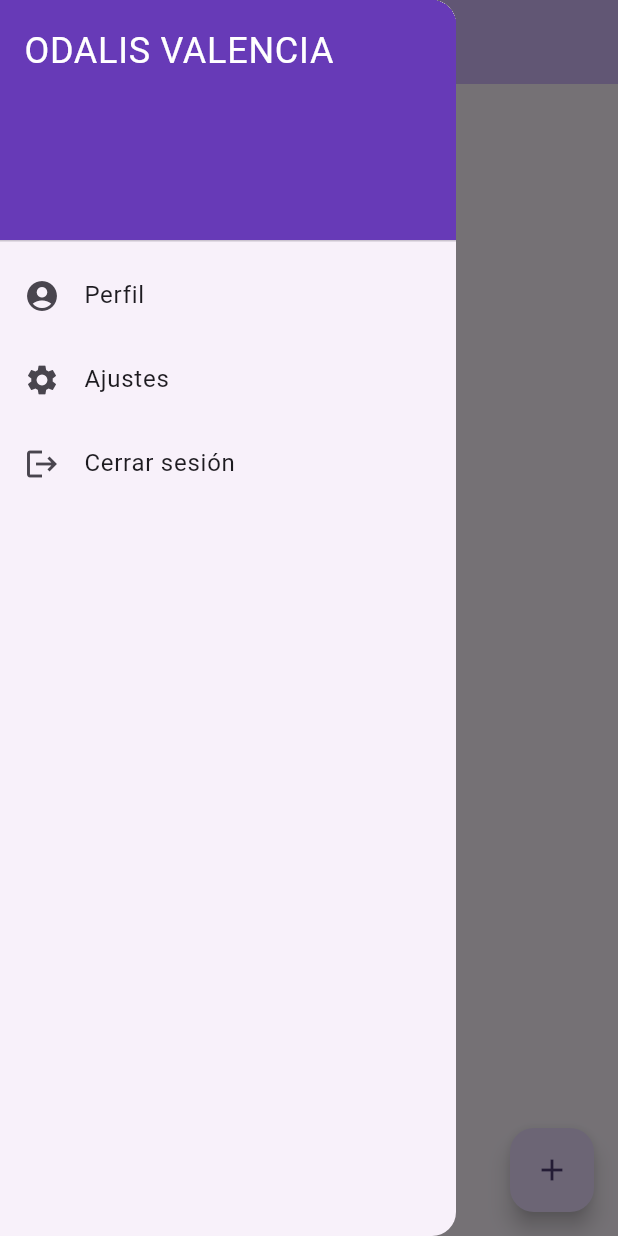
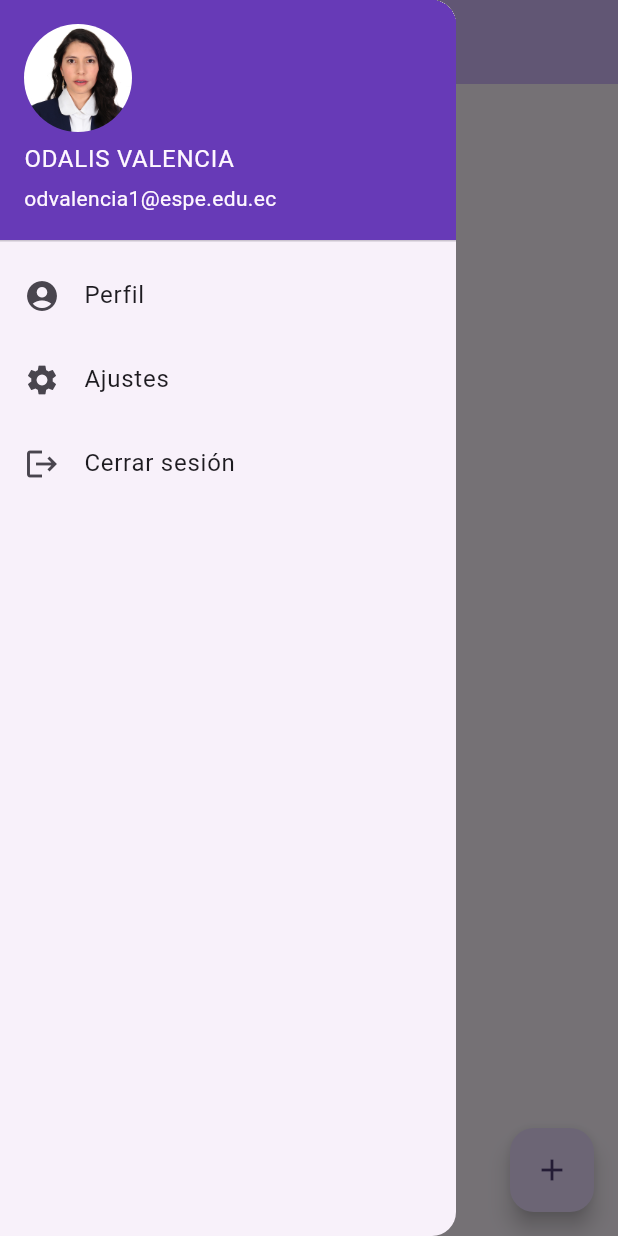
Before and after one commit to odvalencia/flutter_app, a Flutter app: the screen it shows after launch, with the side drawer open, on a phone screen of 412 x 824 dp. Run offline on Flutter 3.47's test engine with Material 2 defaults, Android fonts, the phone set to English and light mode, and no system bars.

Commit message:
feat: add the UserAccountsDrawerHeader

```diff
--- a/lib/main.dart
+++ b/lib/main.dart
@@ -73,34 +73,33 @@ class _MyHomePageState extends State<MyHomePage> {
       drawer: Drawer(
         child: ListView(
           padding: EdgeInsets.zero,
-          children: const <Widget>[
-            DrawerHeader(
-              decoration: BoxDecoration(
-                color:  Colors.deepPurple,
+          children: <Widget>[
+            UserAccountsDrawerHeader(
+              decoration: const  BoxDecoration(
+                color: Colors.deepPurple,
               ),
-              child: Text(
-                'ODALIS VALENCIA',
-                style: TextStyle(
-                  color: Colors.white,
-                  fontSize: 24,
-                ),
-              ),
+              accountEmail: const Text("odvalencia1@espe.edu.ec"),
+              accountName: const  Text("ODALIS VALENCIA"),
+              currentAccountPicture: ClipRRect(
+                borderRadius: BorderRadius.circular(80),
+                child:Image.asset("assets/ODALISVALENCIA.jpg"),)
             ),
-            ListTile(
+            const  ListTile(
               leading: Icon(Icons.account_circle),
               title: Text('Perfil'),
             ),
-            ListTile(
+            const  ListTile(
               leading: Icon(Icons.settings),
               title: Text('Ajustes'),
             ),
-            ListTile(
+            const ListTile(
               leading: Icon(Icons.logout),
               title: Text('Cerrar sesión'),
             ),
           ],
         ),
       ),
+
       body: Center(
         child: Column(
           mainAxisAlignment: MainAxisAlignment.center,
--- a/pubspec.yaml
+++ b/pubspec.yaml
@@ -60,8 +60,8 @@ flutter:
   uses-material-design: true
 
   # To add assets to your application, add an assets section, like this:
-  # assets:
-  #   - images/a_dot_burr.jpeg
+  assets:
+    - assets/ODALISVALENCIA.jpg
   #   - images/a_dot_ham.jpeg
 
   # An image asset can refer to one or more resolution-specific "variants", see
```
Also changed, not shown: assets/ODALISVALENCIA.jpg (added).
